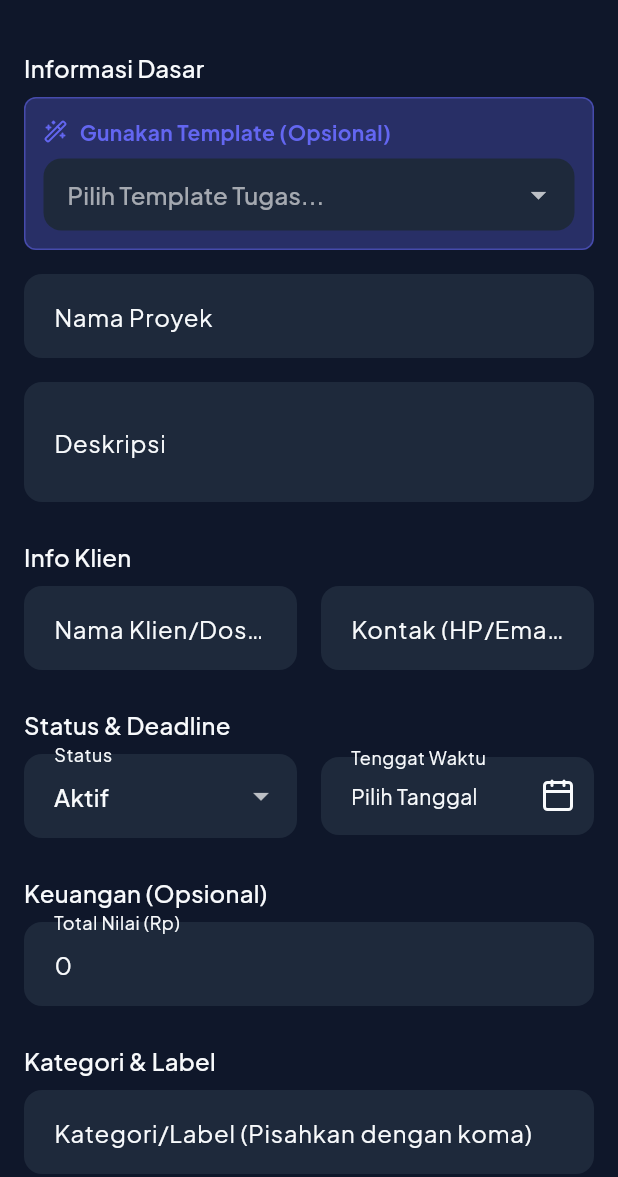
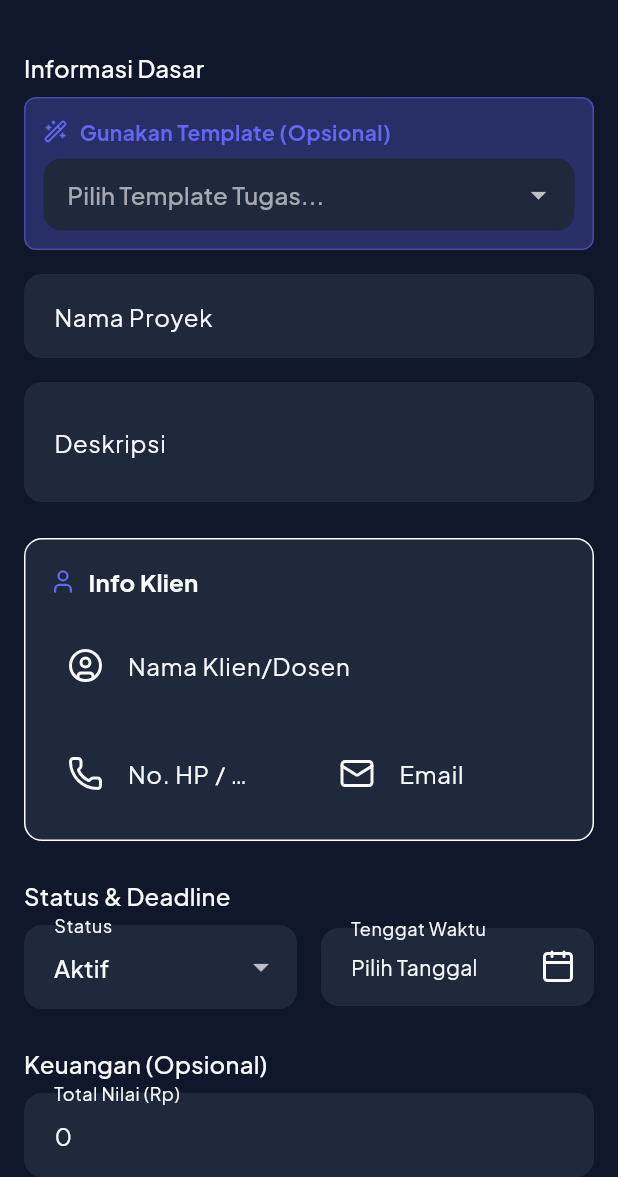
Before and after one commit to freeluncher/aturin, a Flutter app: the screen it shows once a user with an empty profile is signed in, after a tap on an icon or button, on a phone screen of 412 x 824 dp, the part 59-1236 px from its top. Run offline on Flutter 3.47's test engine with Material 3 defaults, Android fonts, the phone set to English and light mode, and no system bars; our stand-ins replace connectivity_plus, drift, equatable, flutter_dotenv, flutter_riverpod, flutter_secure_storage and 3 more; missing offline and left inert: encrypt; accounts and stored records are empty; generated files the repository leaves out were written again.

Commit message:
feat: Implement local data persistence for projects using Drift and add project management UI.

```diff
--- a/lib/data/local/app_database.dart
+++ b/lib/data/local/app_database.dart
@@ -26,6 +26,7 @@ class Projects extends Table {
   // Client Info
   TextColumn get clientName => text().nullable()();
   TextColumn get clientContact => text().nullable()();
+  TextColumn get clientEmail => text().nullable()();
 
   // Financial Info
   RealColumn get totalBudget => real().withDefault(const Constant(0.0))();
@@ -129,7 +130,7 @@ class AppDatabase extends _$AppDatabase {
   }
 
   @override
-  int get schemaVersion => 8;
+  int get schemaVersion => 9;
 
   @override
   MigrationStrategy get migration {
@@ -182,6 +183,9 @@ class AppDatabase extends _$AppDatabase {
           await m.addColumn(tasks, tasks.priority);
           await m.addColumn(tasks, tasks.dueDate);
         }
+        if (from < 9) {
+          await m.addColumn(projects, projects.clientEmail);
+        }
       },
     );
   }
--- a/lib/data/mappers/project_mapper.dart
+++ b/lib/data/mappers/project_mapper.dart
@@ -14,6 +14,7 @@ extension ProjectMapper on Project {
       deadline: deadline,
       clientName: clientName,
       clientContact: clientContact,
+      clientEmail: clientEmail,
       totalBudget: totalBudget,
       techStack: techStack,
       status: status,
@@ -35,6 +36,7 @@ extension DomainProjectMapper on domain.Project {
       deadline: Value(deadline),
       clientName: Value(clientName),
       clientContact: Value(clientContact),
+      clientEmail: Value(clientEmail),
       totalBudget: Value(totalBudget),
       techStack: Value(techStack),
       status: Value(status),
--- a/lib/data/repositories/project_repository_impl.dart
+++ b/lib/data/repositories/project_repository_impl.dart
@@ -46,6 +46,12 @@ class ProjectRepositoryImpl implements ProjectRepository {
           'user_id': _supabase.auth.currentUser?.id,
           'name': project.name,
           'description': project.description,
+          'client_name': project.clientName,
+          'client_contact': project.clientContact, // Phone
+          'client_email': project.clientEmail, // Email
+          'total_budget': project.totalBudget,
+          'tech_stack': project.techStack,
+          'status': project.status,
           'created_at': project.createdAt.toIso8601String(),
           'last_updated': project.lastUpdated.toIso8601String(),
           'deadline': project.deadline?.toIso8601String(),
@@ -79,6 +85,12 @@ class ProjectRepositoryImpl implements ProjectRepository {
             .update({
               'name': project.name,
               'description': project.description,
+              'client_name': project.clientName,
+              'client_contact': project.clientContact,
+              'client_email': project.clientEmail,
+              'total_budget': project.totalBudget,
+              'tech_stack': project.techStack,
+              'status': project.status,
               'last_updated': DateTime.now().toIso8601String(),
               'deadline': project.deadline?.toIso8601String(),
               'is_deleted': project.isDeleted,
@@ -242,6 +254,14 @@ class ProjectRepositoryImpl implements ProjectRepository {
                   serverId: Value(id),
                   name: data['name'] as String,
                   description: data['description'] as String,
+                  clientName: Value(data['client_name'] as String?),
+                  clientContact: Value(data['client_contact'] as String?),
+                  clientEmail: Value(data['client_email'] as String?),
+                  totalBudget: Value(
+                    (data['total_budget'] as num?)?.toDouble() ?? 0.0,
+                  ),
+                  techStack: Value(data['tech_stack'] as String?),
+                  status: Value(data['status'] as int? ?? 1),
                   createdAt: Value(
                     DateTime.parse(data['created_at'] as String),
                   ),
@@ -264,6 +284,14 @@ class ProjectRepositoryImpl implements ProjectRepository {
               ProjectsCompanion(
                 name: Value(data['name'] as String),
                 description: Value(data['description'] as String),
+                clientName: Value(data['client_name'] as String?),
+                clientContact: Value(data['client_contact'] as String?),
+                clientEmail: Value(data['client_email'] as String?),
+                totalBudget: Value(
+                  (data['total_budget'] as num?)?.toDouble() ?? 0.0,
+                ),
+                techStack: Value(data['tech_stack'] as String?),
+                status: Value(data['status'] as int? ?? 1),
                 lastUpdated: Value(serverUpdatedAt),
                 deadline: Value(
                   data['deadline'] != null
--- a/lib/domain/models/project.dart
+++ b/lib/domain/models/project.dart
@@ -8,6 +8,7 @@ class Project {
   final DateTime? deadline;
   final String? clientName;
   final String? clientContact;
+  final String? clientEmail;
   final double totalBudget;
   // final double amountPaid; // Removed in v7
   final String? techStack;
@@ -25,6 +26,7 @@ class Project {
     this.deadline,
     this.clientName,
     this.clientContact,
+    this.clientEmail,
     this.totalBudget = 0.0,
     this.techStack,
     this.status = 1, // Default Active
@@ -42,6 +44,7 @@ class Project {
     DateTime? deadline,
     String? clientName,
     String? clientContact,
+    String? clientEmail,
     double? totalBudget,
     String? techStack,
     int? status,
@@ -58,6 +61,7 @@ class Project {
       deadline: deadline ?? this.deadline,
       clientName: clientName ?? this.clientName,
       clientContact: clientContact ?? this.clientContact,
+      clientEmail: clientEmail ?? this.clientEmail,
       totalBudget: totalBudget ?? this.totalBudget,
       techStack: techStack ?? this.techStack,
       status: status ?? this.status,
--- a/lib/ui/screens/projects/add_edit_project_screen.dart
+++ b/lib/ui/screens/projects/add_edit_project_screen.dart
@@ -26,7 +26,8 @@ class _AddEditProjectScreenState extends ConsumerState<AddEditProjectScreen> {
 
   // Phase 1 Fields
   late TextEditingController _clientNameController;
-  late TextEditingController _clientContactController;
+  late TextEditingController _clientContactController; // Now Phone
+  late TextEditingController _clientEmailController; // New Email
   late TextEditingController _budgetController;
   late TextEditingController _techStackController; // Comma separated
 
@@ -93,6 +94,7 @@ class _AddEditProjectScreenState extends ConsumerState<AddEditProjectScreen> {
     _clientContactController = TextEditingController(
       text: p?.clientContact ?? '',
     );
+    _clientEmailController = TextEditingController(text: p?.clientEmail ?? '');
     _budgetController = TextEditingController(
       text: p?.totalBudget.toString() ?? '0',
     );
@@ -117,6 +119,7 @@ class _AddEditProjectScreenState extends ConsumerState<AddEditProjectScreen> {
     _descController.dispose();
     _clientNameController.dispose();
     _clientContactController.dispose();
+    _clientEmailController.dispose();
     _budgetController.dispose();
     _techStackController.dispose();
     super.dispose();
@@ -158,6 +161,7 @@ class _AddEditProjectScreenState extends ConsumerState<AddEditProjectScreen> {
           // New Fields
           clientName: _clientNameController.text.trim(),
           clientContact: _clientContactController.text.trim(),
+          clientEmail: _clientEmailController.text.trim(),
           totalBudget: totalBudget,
           techStack: techStackJson,
           status: _status,
@@ -200,6 +204,7 @@ class _AddEditProjectScreenState extends ConsumerState<AddEditProjectScreen> {
           // New Fields
           clientName: _clientNameController.text.trim(),
           clientContact: _clientContactController.text.trim(),
+          clientEmail: _clientEmailController.text.trim(),
           totalBudget: totalBudget,
           techStack: techStackJson,
           status: _status,
@@ -340,16 +345,53 @@ class _AddEditProjectScreenState extends ConsumerState<AddEditProjectScreen> {
             ),
             const SizedBox(height: 24),
 
-            // Client Info
-            Text('Info Klien', style: Theme.of(context).textTheme.titleMedium),
-            const SizedBox(height: 8),
+            // Client Info Section
+            Container(
+              padding: const EdgeInsets.all(16),
+              decoration: BoxDecoration(
+                color: Theme.of(context).colorScheme.surface,
+                borderRadius: BorderRadius.circular(12),
+                border: Border.all(
+                  color: Theme.of(context).colorScheme.outlineVariant,
+                ),
+              ),
+              child: Column(
+                crossAxisAlignment: CrossAxisAlignment.start,
+                children: [
+                  Row(
+                    children: [
+                      Icon(
+                        LucideIcons.user,
+                        size: 18,
+                        color: Theme.of(context).colorScheme.primary,
+                      ),
+                      const SizedBox(width: 8),
+                      Text(
+                        'Info Klien',
+                        style: Theme.of(context).textTheme.titleMedium
+                            ?.copyWith(fontWeight: FontWeight.bold),
+                      ),
+                    ],
+                  ),
+                  const SizedBox(height: 16),
+                  TextFormField(
+                    controller: _clientNameController,
+                    decoration: const InputDecoration(
+                      labelText: 'Nama Klien/Dosen',
+                      prefixIcon: Icon(LucideIcons.userCircle),
+                      border: OutlineInputBorder(),
+                    ),
+                  ),
+                  const SizedBox(height: 16),
                   Row(
                     children: [
                       Expanded(
                         child: TextFormField(
-                    controller: _clientNameController,
+                          controller: _clientContactController,
+                          keyboardType: TextInputType.phone,
                           decoration: const InputDecoration(
-                      labelText: 'Nama Klien/Dosen',
+                            labelText: 'No. HP / WhatsApp',
+                            prefixIcon: Icon(LucideIcons.phone),
                             border: OutlineInputBorder(),
                           ),
                         ),
@@ -357,14 +399,19 @@ class _AddEditProjectScreenState extends ConsumerState<AddEditProjectScreen> {
                       const SizedBox(width: 16),
                       Expanded(
                         child: TextFormField(
-                    controller: _clientContactController,
+                          controller: _clientEmailController,
+                          keyboardType: TextInputType.emailAddress,
                           decoration: const InputDecoration(
-                      labelText: 'Kontak (HP/Email)',
+                            labelText: 'Email',
+                            prefixIcon: Icon(LucideIcons.mail),
                             border: OutlineInputBorder(),
                           ),
                         ),
                       ),
                     ],
+                  ),
+                ],
+              ),
             ),
             const SizedBox(height: 24),
 
--- a/pubspec.yaml
+++ b/pubspec.yaml
@@ -25,6 +25,7 @@ dependencies:
   collection: ^1.19.1
   intl: ^0.20.2
   equatable: ^2.0.8
+  path: ^1.9.1
 
 dev_dependencies:
   flutter_test:
```
Also changed, not shown: lib/data/local/app_database.g.dart, pubspec.lock. Lines whose indentation alone changed are shown as unchanged.
